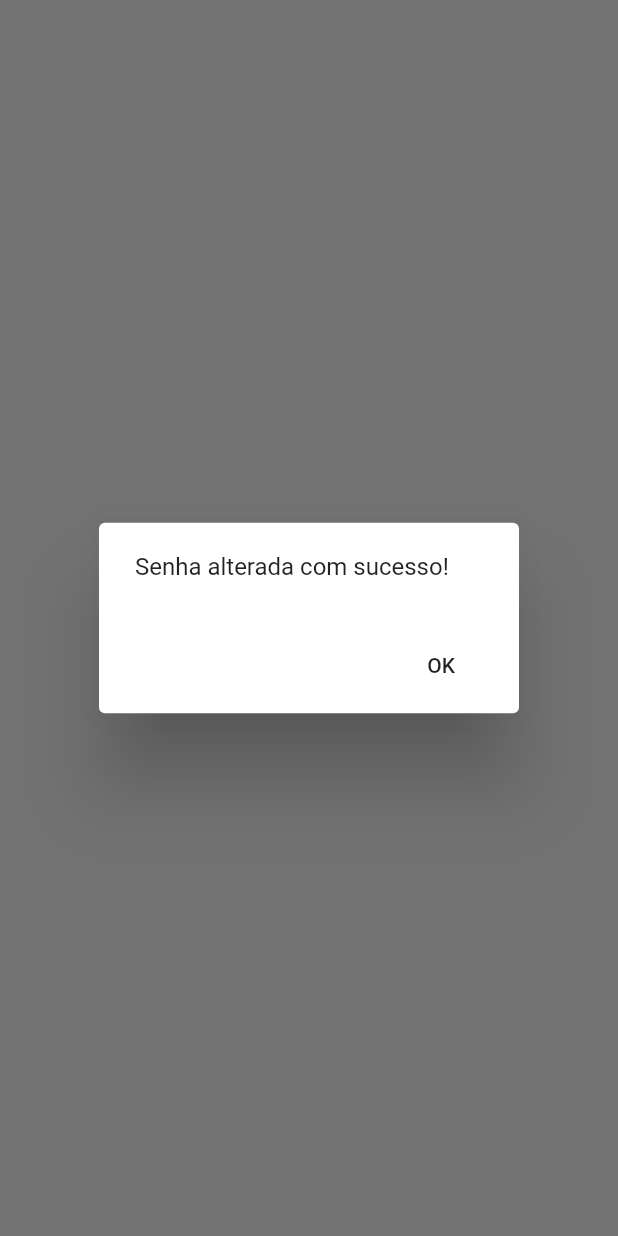
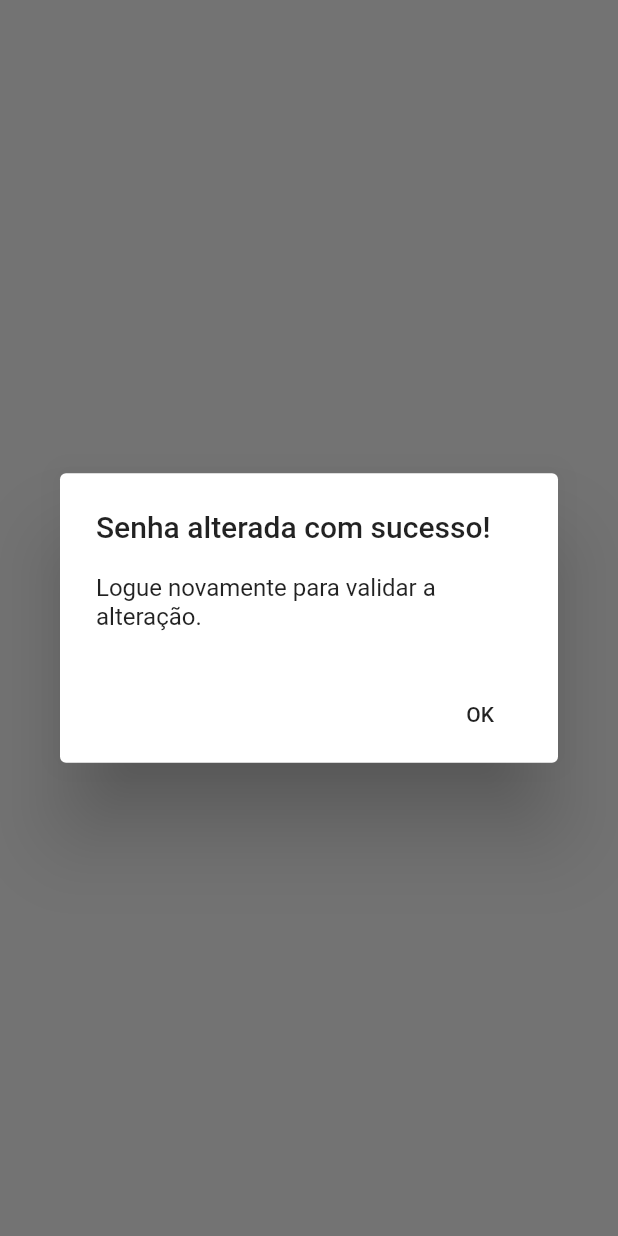
Before and after one commit to Juscimara/app_tcc_diarioeletronico, a Flutter app: what showAlertDialog() shows on an empty page, opened directly, on a phone screen of 412 x 824 dp. Run offline on Flutter 3.47's test engine with Material 2 defaults, Android fonts, the phone set to English and light mode, and no system bars; our stand-ins replace cloud_firestore, firebase_auth, firebase_core, splashscreen; accounts and stored records are empty; network calls fail; Roboto replaces fonts that are missing (Poppins).

Commit message:
Tela Recuperação de senha

```diff
--- a/lib/screens/recoverPassword_screen.dart
+++ b/lib/screens/recoverPassword_screen.dart
@@ -1,7 +1,7 @@
 import 'package:app_tcc_diarioeletronico/components/button.dart';
 import 'package:app_tcc_diarioeletronico/components/input.dart';
 import 'package:app_tcc_diarioeletronico/models/users.dart';
-import 'package:app_tcc_diarioeletronico/screens/home_screen.dart';
+import 'package:app_tcc_diarioeletronico/screens/login_screen.dart';
 import 'package:app_tcc_diarioeletronico/services/firestore_service.dart';
 import 'package:flutter/material.dart';
 
@@ -103,11 +103,12 @@ void showAlertDialog(BuildContext context) {
         Navigator.push(
             context,
             MaterialPageRoute(
-              builder: (context) => HomeScreen(),
+              builder: (context) => LoginScreen(),
             ));
       });
   AlertDialog alerta = AlertDialog(
-    content: Text("Senha alterada com sucesso!"),
+    title: Text("Senha alterada com sucesso!"),
+    content: Text("Logue novamente para validar a alteração."),
     actions: [
       okButton,
     ],
```
